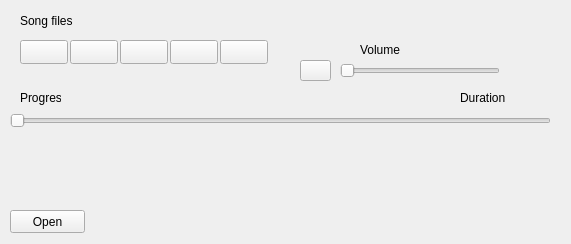
The window that MediaPlayer/widget.ui (trilop32/QT) describes before a commit, drawn with Qt 5.
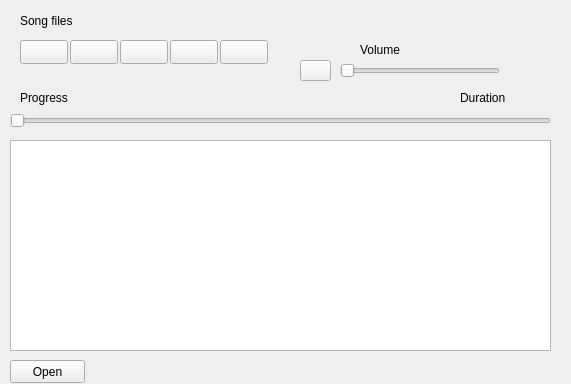
The same window after the commit. Icons and pictures are not drawn.

```diff
--- a/MediaPlayer/widget.ui
+++ b/MediaPlayer/widget.ui
@@ -7,7 +7,7 @@
     <x>0</x>
     <y>0</y>
     <width>571</width>
-    <height>244</height>
+    <height>384</height>
    </rect>
   </property>
   <property name="sizePolicy">
@@ -19,13 +19,13 @@
   <property name="minimumSize">
    <size>
     <width>571</width>
-    <height>244</height>
+    <height>384</height>
    </size>
   </property>
   <property name="maximumSize">
    <size>
     <width>571</width>
-    <height>244</height>
+    <height>384</height>
    </size>
   </property>
   <property name="windowTitle">
@@ -117,7 +117,7 @@
    <property name="geometry">
     <rect>
      <x>10</x>
-     <y>210</y>
+     <y>360</y>
      <width>75</width>
      <height>23</height>
     </rect>
@@ -170,7 +170,7 @@
     <rect>
      <x>20</x>
      <y>90</y>
-     <width>41</width>
+     <width>291</width>
      <height>16</height>
     </rect>
    </property>
@@ -204,6 +204,16 @@
     <string/>
    </property>
   </widget>
+  <widget class="QTreeView" name="tableViewPlaylist">
+   <property name="geometry">
+    <rect>
+     <x>10</x>
+     <y>140</y>
+     <width>541</width>
+     <height>211</height>
+    </rect>
+   </property>
+  </widget>
  </widget>
  <resources>
   <include location="Icons.qrc"/>
```
